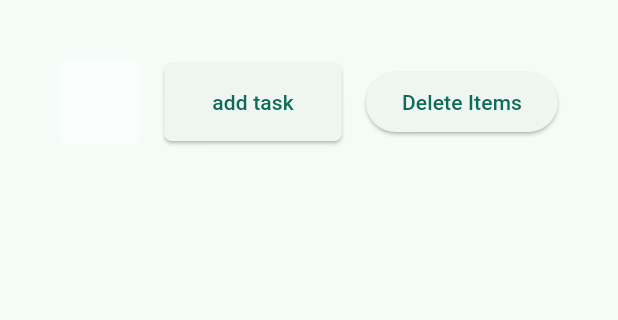
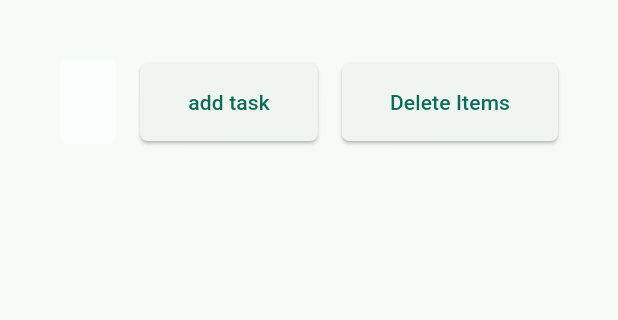
Before and after one commit to Toshiven/Todo, a Flutter app: the screen it shows after launch, on a phone screen of 412 x 824 dp, the part 84-404 px from its top. Run offline on Flutter 3.47's test engine with Material 3 defaults, Android fonts, the phone set to English and light mode, and no system bars; our stand-ins replace isar; accounts and stored records are empty; generated files the repository leaves out were written again.

Commit message:
style: added padding and shape to the delete button

```diff
--- a/lib/main.dart
+++ b/lib/main.dart
@@ -105,6 +105,7 @@ class _TodoAppState extends State<TodoApp> {
       }
     });
     setState(() {
+      //I do not know how this is not breaking anything ??
       items = List.from(items
           .asMap()
           .entries
--- a/lib/widgets/delete_button.dart
+++ b/lib/widgets/delete_button.dart
@@ -8,6 +8,12 @@ class DeleteButton extends StatelessWidget {
   @override
   Widget build(BuildContext context) {
     return ElevatedButton(
-        onPressed: onPressed, child: const Text('Delete Items'));
+        style: ElevatedButton.styleFrom(
+            padding: EdgeInsets.only(
+                top: 16.0, bottom: 16.0, left: 32.0, right: 32.0),
+            shape: RoundedRectangleBorder(
+                borderRadius: BorderRadius.circular(5.0))),
+        onPressed: onPressed,
+        child: const Text('Delete Items'));
   }
 }
```
